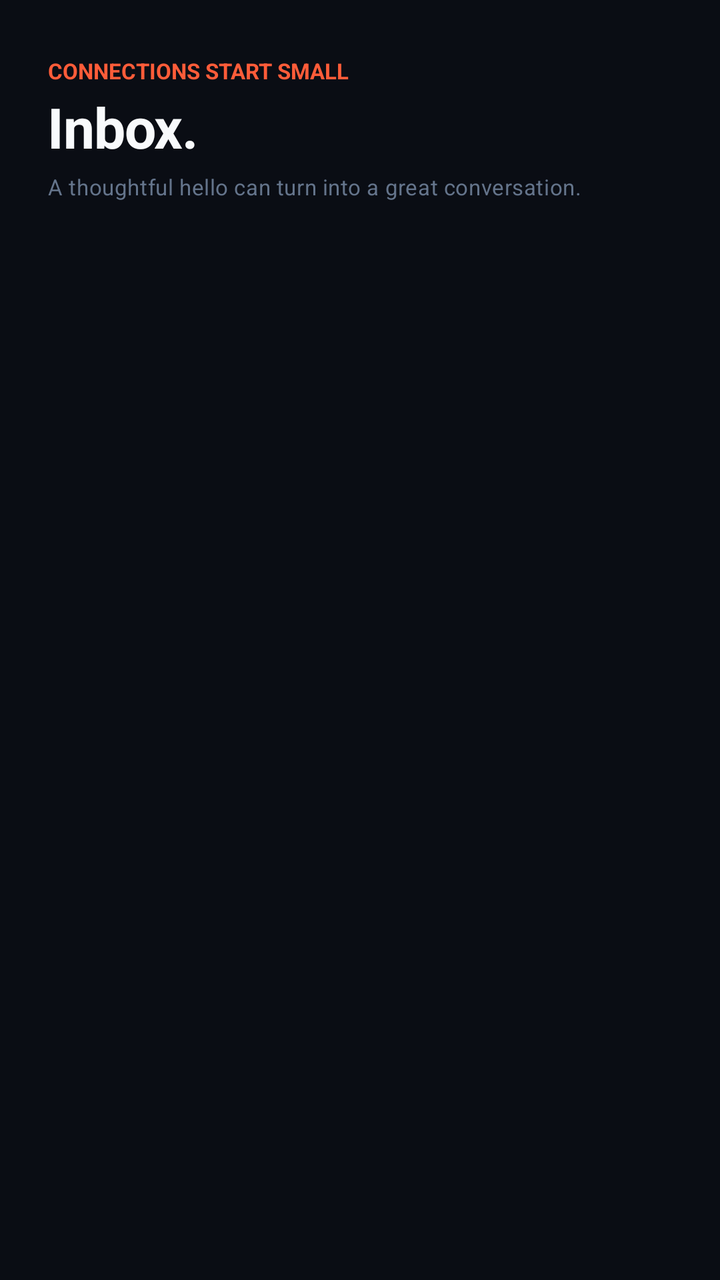
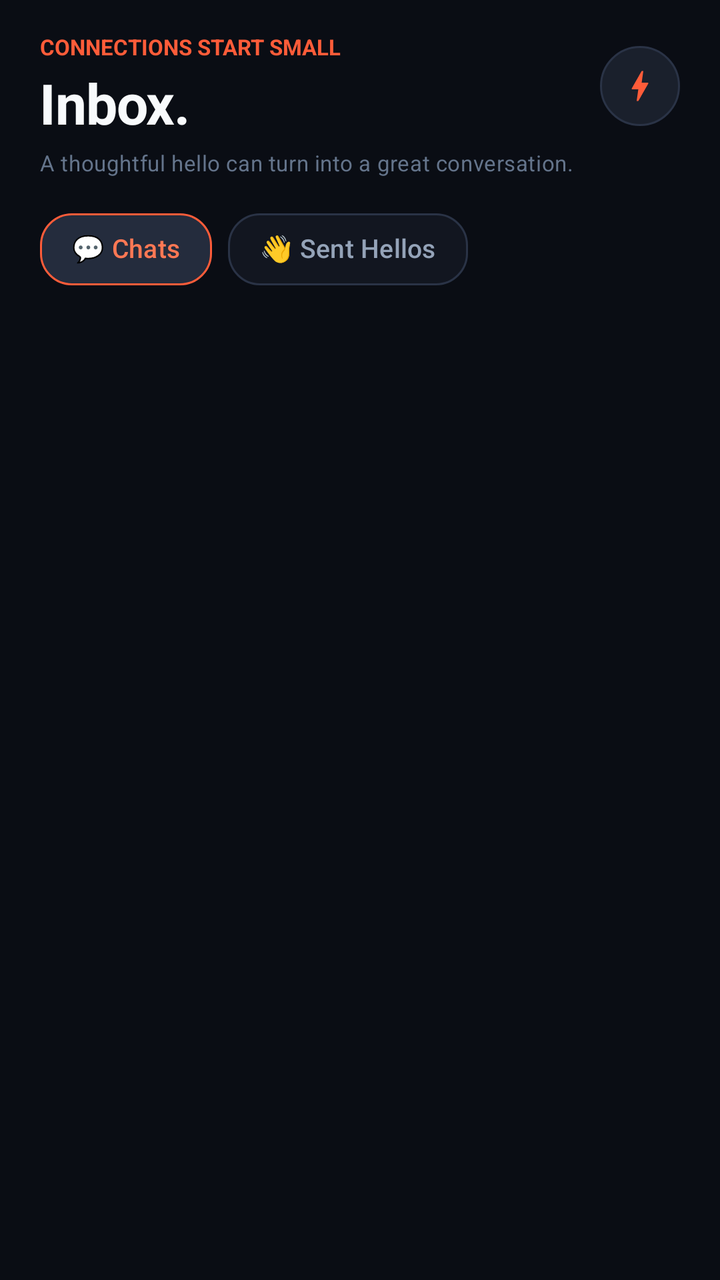

Before-and-after screenshots of an Android layout around one commit, followed by the original layout XML and the change that was made.
<!-- AndroidManifest.xml: application theme Theme.Romear -->
<!-- res/layout/fragment_inbox.xml -->
<androidx.coordinatorlayout.widget.CoordinatorLayout xmlns:android="http://schemas.android.com/apk/res/android" xmlns:app="http://schemas.android.com/apk/res-auto" android:layout_width="match_parent" android:layout_height="match_parent" android:background="@color/hello_background">
  <com.google.android.material.appbar.AppBarLayout android:layout_width="match_parent" android:layout_height="wrap_content" android:background="@color/hello_background" android:elevation="0dp" android:stateListAnimator="@null">
    <LinearLayout android:id="@+id/headerContainer" android:layout_width="match_parent" android:layout_height="wrap_content" android:background="@color/bg_canvas" android:elevation="0dp" android:orientation="vertical" android:paddingHorizontal="@dimen/screen_gutter" android:paddingTop="28dp" android:paddingBottom="12dp" app:layout_scrollFlags="scroll|enterAlways">
      <TextView android:id="@+id/headerEyebrow" android:layout_width="wrap_content" android:layout_height="wrap_content" android:text="@string/ui_inbox_eyebrow" android:textAppearance="@style/TextAppearance.Hello.Eyebrow" />
      <TextView android:id="@+id/headerTitle" android:layout_width="wrap_content" android:layout_height="wrap_content" android:layout_marginTop="2dp" android:text="Inbox." android:textAppearance="@style/TextAppearance.Hello.ScreenTitle" android:accessibilityHeading="true" />
      <TextView android:id="@+id/inboxSummary" android:layout_width="match_parent" android:layout_height="wrap_content" android:layout_marginTop="4dp" android:text="@string/ui_inbox_body" android:textAppearance="@style/TextAppearance.Hello.Caption" android:lineSpacingExtra="2dp" />
      <com.google.android.material.chip.ChipGroup android:visibility="gone" android:id="@+id/inboxTabGroup" android:layout_width="match_parent" android:layout_height="wrap_content" android:layout_marginTop="10dp" app:chipSpacingHorizontal="8dp" app:singleSelection="true" app:selectionRequired="true">
        <com.google.android.material.chip.Chip android:id="@+id/tabReceived" style="@style/Widget.Hello.Filter" android:layout_width="wrap_content" android:layout_height="wrap_content" android:checked="true" android:text="Received" android:textSize="14sp" app:chipCornerRadius="16dp" />
        <com.google.android.material.chip.Chip android:id="@+id/tabSent" style="@style/Widget.Hello.Filter" android:layout_width="wrap_content" android:layout_height="wrap_content" android:text="Sent" android:textSize="14sp" app:chipCornerRadius="16dp" />
        <com.google.android.material.chip.Chip android:id="@+id/tabConnections" style="@style/Widget.Hello.Filter" android:layout_width="wrap_content" android:layout_height="wrap_content" android:text="Connections" android:textSize="14sp" app:chipCornerRadius="16dp" />
      </com.google.android.material.chip.ChipGroup>
    </LinearLayout>
  </com.google.android.material.appbar.AppBarLayout>
  <FrameLayout android:layout_width="match_parent" android:layout_height="match_parent" app:layout_behavior="@string/appbar_scrolling_view_behavior">
    <ProgressBar android:id="@+id/loadingIndicator" android:layout_width="wrap_content" android:layout_height="wrap_content" android:indeterminateTint="@color/hello_primary" android:visibility="gone" android:layout_gravity="center" />
    <androidx.recyclerview.widget.RecyclerView android:id="@+id/inboxRecyclerView" android:layout_width="match_parent" android:layout_height="match_parent" android:clipToPadding="false" android:paddingTop="8dp" android:paddingBottom="24dp" />
    <androidx.core.widget.NestedScrollView android:id="@+id/emptyStateView" android:layout_width="match_parent" android:layout_height="match_parent" android:fillViewport="true" android:visibility="gone">
      <LinearLayout android:layout_width="match_parent" android:layout_height="wrap_content" android:gravity="center" android:orientation="vertical" android:padding="32dp">
        <ImageView android:importantForAccessibility="no" android:layout_width="112dp" android:layout_height="112dp" android:background="@drawable/bg_empty_orbit" android:padding="34dp" android:src="@drawable/ic_inbox" app:tint="@color/hello_primary" />
        <TextView android:id="@+id/emptyStateTitle" android:layout_width="wrap_content" android:layout_height="wrap_content" android:layout_marginTop="20dp" android:text="No Hellos right now" android:textColor="@color/white" android:textSize="22sp" android:textStyle="bold" />
        <TextView android:id="@+id/emptyStateBody" android:layout_width="wrap_content" android:layout_height="wrap_content" android:layout_marginTop="8dp" android:gravity="center" android:lineSpacingExtra="3dp" android:text="When someone nearby introduces themselves, their hello will appear here." android:textColor="@color/text_secondary" android:textSize="14sp" />
      </LinearLayout>
    </androidx.core.widget.NestedScrollView>
    <LinearLayout android:id="@+id/feedError" android:layout_width="match_parent" android:layout_height="wrap_content" android:orientation="vertical" android:padding="24dp" android:gravity="center" android:background="@color/hello_surface" android:visibility="gone" android:layout_gravity="bottom">
      <TextView android:layout_width="match_parent" android:layout_height="wrap_content" android:text="@string/ui_feed_error" android:textAppearance="@style/TextAppearance.Hello.Body" android:gravity="center" android:accessibilityLiveRegion="polite" />
      <com.google.android.material.button.MaterialButton android:id="@+id/feedRetry" android:layout_width="wrap_content" android:layout_height="wrap_content" android:layout_marginTop="8dp" android:text="@string/ui_feed_retry" />
    </LinearLayout>
  </FrameLayout>
</androidx.coordinatorlayout.widget.CoordinatorLayout>
<!-- resources referenced by this layout -->
<resources>
  <color name="bg_canvas">#0A0D14</color>
  <color name="hello_background">#0A0D14</color>
  <color name="hello_primary">#FF5C39</color>
  <color name="hello_surface">#121620</color>
  <color name="text_secondary">#94A3B8</color>
  <color name="white">#FFFFFFFF</color>
  <dimen name="screen_gutter">24dp</dimen>
  <string name="ui_feed_error">We couldn’t refresh this right now. Check your connection and try again.</string>
  <string name="ui_feed_retry">Try again</string>
  <string name="ui_inbox_body">A thoughtful hello can turn into a great conversation.</string>
  <string name="ui_inbox_eyebrow">CONNECTIONS START SMALL</string>
  <style name="TextAppearance.Hello.Body" parent="TextAppearance.Material3.BodyLarge">
          <item name="android:textSize">14sp</item>
          <item name="android:textColor">@color/text_secondary</item>
          <item name="android:lineHeight">19sp</item>
      </style>
  <style name="TextAppearance.Hello.Caption" parent="TextAppearance.Material3.BodyMedium">
          <item name="android:textSize">11sp</item>
          <item name="android:textColor">@color/text_tertiary</item>
          <item name="android:lineHeight">18sp</item>
      </style>
  <style name="TextAppearance.Hello.Eyebrow" parent="TextAppearance.Material3.LabelMedium">
          <item name="android:textSize">11sp</item>
          <item name="android:letterSpacing">0</item>
          <item name="android:fontFamily">sans-serif-medium</item>
          <item name="android:textStyle">bold</item>
          <item name="android:textColor">@color/primary_coral</item>
      </style>
  <style name="Theme.Romear" parent="Base.Theme.Romear" />
  <color name="hello_primary_container">#242C3D</color>
  <color name="hello_outline">#2A3346</color>
  <color name="hello_success">#10B981</color>
  <color name="hello_text">#F8FAFC</color>
  <color name="text_tertiary">#64748B</color>
  <color name="primary_coral">#FF5C39</color>
  <color name="text_primary">#F8FAFC</color>
  <color name="hello_on_primary_container">#FF7854</color>
  <color name="hello_on_primary">#FFFFFF</color>
  <color name="hello_text_secondary">#94A3B8</color>
  <color name="hello_surface_variant">#1A202C</color>
  <color name="hello_error">#EF4444</color>
  <style name="ThemeOverlay.Hello.Sheet" parent="ThemeOverlay.Material3.BottomSheetDialog">
          <item name="bottomSheetStyle">@style/Widget.Hello.Sheet</item>
      </style>
  <style name="Widget.Hello.Sheet" parent="Widget.Material3.BottomSheet.Modal">
          <item name="shapeAppearance">@style/ShapeAppearance.Hello.Sheet</item>
          <item name="backgroundTint">@color/hello_surface_variant</item>
      </style>
  <style name="ShapeAppearance.Hello.Sheet" parent="ShapeAppearance.Material3.LargeComponent">
          <item name="cornerSizeTopLeft">28dp</item>
          <item name="cornerSizeTopRight">28dp</item>
      </style>
  <color name="primary_coral_end">#FF7854</color>
  <!-- unchanged entries left out for length: 8 -->
</resources>

<!-- the commit's change to res/layout/fragment_inbox.xml (unified diff, before → after) -->
@@ -1,15 +1,97 @@
 <androidx.coordinatorlayout.widget.CoordinatorLayout xmlns:android="http://schemas.android.com/apk/res/android" xmlns:app="http://schemas.android.com/apk/res-auto" android:layout_width="match_parent" android:layout_height="match_parent" android:background="@color/hello_background">
-  <com.google.android.material.appbar.AppBarLayout android:layout_width="match_parent" android:layout_height="wrap_content" android:background="@color/hello_background" android:elevation="0dp" android:stateListAnimator="@null">
-    <LinearLayout android:id="@+id/headerContainer" android:layout_width="match_parent" android:layout_height="wrap_content" android:background="@color/bg_canvas" android:elevation="0dp" android:orientation="vertical" android:paddingHorizontal="@dimen/screen_gutter" android:paddingTop="28dp" android:paddingBottom="12dp" app:layout_scrollFlags="scroll|enterAlways">
-      <TextView android:id="@+id/headerEyebrow" android:layout_width="wrap_content" android:layout_height="wrap_content" android:text="@string/ui_inbox_eyebrow" android:textAppearance="@style/TextAppearance.Hello.Eyebrow" />
-      <TextView android:id="@+id/headerTitle" android:layout_width="wrap_content" android:layout_height="wrap_content" android:layout_marginTop="2dp" android:text="Inbox." android:textAppearance="@style/TextAppearance.Hello.ScreenTitle" android:accessibilityHeading="true" />
-      <TextView android:id="@+id/inboxSummary" android:layout_width="match_parent" android:layout_height="wrap_content" android:layout_marginTop="4dp" android:text="@string/ui_inbox_body" android:textAppearance="@style/TextAppearance.Hello.Caption" android:lineSpacingExtra="2dp" />
-      <com.google.android.material.chip.ChipGroup android:visibility="gone" android:id="@+id/inboxTabGroup" android:layout_width="match_parent" android:layout_height="wrap_content" android:layout_marginTop="10dp" app:chipSpacingHorizontal="8dp" app:singleSelection="true" app:selectionRequired="true">
-        <com.google.android.material.chip.Chip android:id="@+id/tabReceived" style="@style/Widget.Hello.Filter" android:layout_width="wrap_content" android:layout_height="wrap_content" android:checked="true" android:text="Received" android:textSize="14sp" app:chipCornerRadius="16dp" />
-        <com.google.android.material.chip.Chip android:id="@+id/tabSent" style="@style/Widget.Hello.Filter" android:layout_width="wrap_content" android:layout_height="wrap_content" android:text="Sent" android:textSize="14sp" app:chipCornerRadius="16dp" />
-        <com.google.android.material.chip.Chip android:id="@+id/tabConnections" style="@style/Widget.Hello.Filter" android:layout_width="wrap_content" android:layout_height="wrap_content" android:text="Connections" android:textSize="14sp" app:chipCornerRadius="16dp" />
-      </com.google.android.material.chip.ChipGroup>
-    </LinearLayout>
+  <com.google.android.material.appbar.AppBarLayout
+      android:layout_width="match_parent"
+      android:layout_height="wrap_content"
+      android:background="@color/hello_background"
+      android:elevation="0dp"
+      android:stateListAnimator="@null">
+
+      <LinearLayout
+          android:layout_width="match_parent"
+          android:layout_height="wrap_content"
+          android:orientation="vertical"
+          android:paddingHorizontal="20dp"
+          android:paddingTop="16dp"
+          android:paddingBottom="8dp">
+
+          <LinearLayout
+              android:layout_width="match_parent"
+              android:layout_height="wrap_content"
+              android:gravity="center_vertical"
+              android:orientation="horizontal">
+
+              <LinearLayout
+                  android:layout_width="0dp"
+                  android:layout_height="wrap_content"
+                  android:layout_weight="1"
+                  android:orientation="vertical">
+
+                  <TextView
+                      android:id="@+id/headerEyebrow"
+                      android:layout_width="wrap_content"
+                      android:layout_height="wrap_content"
+                      android:text="@string/ui_inbox_eyebrow"
+                      android:textAppearance="@style/TextAppearance.Hello.Eyebrow" />
+
+                  <TextView
+                      android:id="@+id/headerTitle"
+                      android:layout_width="wrap_content"
+                      android:layout_height="wrap_content"
+                      android:layout_marginTop="2dp"
+                      android:text="Inbox."
+                      android:textAppearance="@style/TextAppearance.Hello.ScreenTitle"
+                      android:accessibilityHeading="true" />
+              </LinearLayout>
+
+              <ImageButton
+                  android:id="@+id/btnActivity"
+                  android:layout_width="40dp"
+                  android:layout_height="40dp"
+                  android:background="@drawable/bg_circle_icon_button"
+                  android:contentDescription="Activity and Updates"
+                  android:padding="10dp"
+                  android:src="@drawable/ic_bolt"
+                  app:tint="@color/primary_coral" />
+          </LinearLayout>
+
+          <TextView
+              android:id="@+id/inboxSummary"
+              android:layout_width="match_parent"
+              android:layout_height="wrap_content"
+              android:layout_marginTop="4dp"
+              android:text="@string/ui_inbox_body"
+              android:textAppearance="@style/TextAppearance.Hello.Caption"
+              android:lineSpacingExtra="2dp" />
+
+          <com.google.android.material.chip.ChipGroup
+              android:id="@+id/inboxTabGroup"
+              android:layout_width="match_parent"
+              android:layout_height="wrap_content"
+              android:layout_marginTop="12dp"
+              app:chipSpacingHorizontal="8dp"
+              app:singleSelection="true"
+              app:selectionRequired="true">
+
+              <com.google.android.material.chip.Chip
+                  android:id="@+id/tabReceived"
+                  style="@style/Widget.Hello.Filter"
+                  android:layout_width="wrap_content"
+                  android:layout_height="wrap_content"
+                  android:checked="true"
+                  android:text="💬 Chats"
+                  android:textSize="13sp"
+                  app:chipCornerRadius="16dp" />
+
+              <com.google.android.material.chip.Chip
+                  android:id="@+id/tabSent"
+                  style="@style/Widget.Hello.Filter"
+                  android:layout_width="wrap_content"
+                  android:layout_height="wrap_content"
+                  android:text="👋 Sent Hellos"
+                  android:textSize="13sp"
+                  app:chipCornerRadius="16dp" />
+          </com.google.android.material.chip.ChipGroup>
+      </LinearLayout>
   </com.google.android.material.appbar.AppBarLayout>
   <FrameLayout android:layout_width="match_parent" android:layout_height="match_parent" app:layout_behavior="@string/appbar_scrolling_view_behavior">
     <ProgressBar android:id="@+id/loadingIndicator" android:layout_width="wrap_content" android:layout_height="wrap_content" android:indeterminateTint="@color/hello_primary" android:visibility="gone" android:layout_gravity="center" />
<!-- resource entries referenced after the edit -->
@@ -1,12 +1,29 @@
 <!-- resources referenced by this layout -->
 <resources>
-  <color name="bg_canvas">#0A0D14</color>
   <color name="hello_background">#0A0D14</color>
   <color name="hello_primary">#FF5C39</color>
   <color name="hello_surface">#121620</color>
   <color name="text_secondary">#94A3B8</color>
   <color name="white">#FFFFFFFF</color>
-  <dimen name="screen_gutter">24dp</dimen>
+  <!-- drawable bg_circle_icon_button (drawable) -->
+  <?xml version="1.0" encoding="utf-8"?>
+  <shape xmlns:android="http://schemas.android.com/apk/res/android"
+      android:shape="oval">
+      <solid android:color="@color/bg_surface_2" />
+      <stroke
+          android:width="1dp"
+          android:color="@color/border_subtle" />
+  </shape>
+  <!-- drawable ic_bolt (drawable) -->
+  <vector xmlns:android="http://schemas.android.com/apk/res/android"
+      android:width="20dp"
+      android:height="20dp"
+      android:viewportWidth="24"
+      android:viewportHeight="24">
+      <path
+          android:fillColor="@color/hello_primary"
+          android:pathData="M11,21h-1l1,-7H7.5c-0.58,0 -0.57,-0.32 -0.38,-0.66 0.19,-0.34 0.05,-0.08 0.07,-0.12C8.48,10.94 10.42,7.54 13,3h1l-1,7h3.5c0.49,0 0.56,0.33 0.47,0.51l-0.07,0.15C12.96,17.55 11,21 11,21z"/>
+  </vector>
   <string name="ui_feed_error">We couldn’t refresh this right now. Check your connection and try again.</string>
   <string name="ui_feed_retry">Try again</string>
   <string name="ui_inbox_body">A thoughtful hello can turn into a great conversation.</string>
@@ -29,6 +46,8 @@
           <item name="android:textColor">@color/primary_coral</item>
       </style>
   <style name="Theme.Romear" parent="Base.Theme.Romear" />
+  <color name="bg_surface_2">#1A202C</color>
+  <color name="border_subtle">#2A3346</color>
   <color name="hello_primary_container">#242C3D</color>
   <color name="hello_outline">#2A3346</color>
   <color name="hello_success">#10B981</color>
